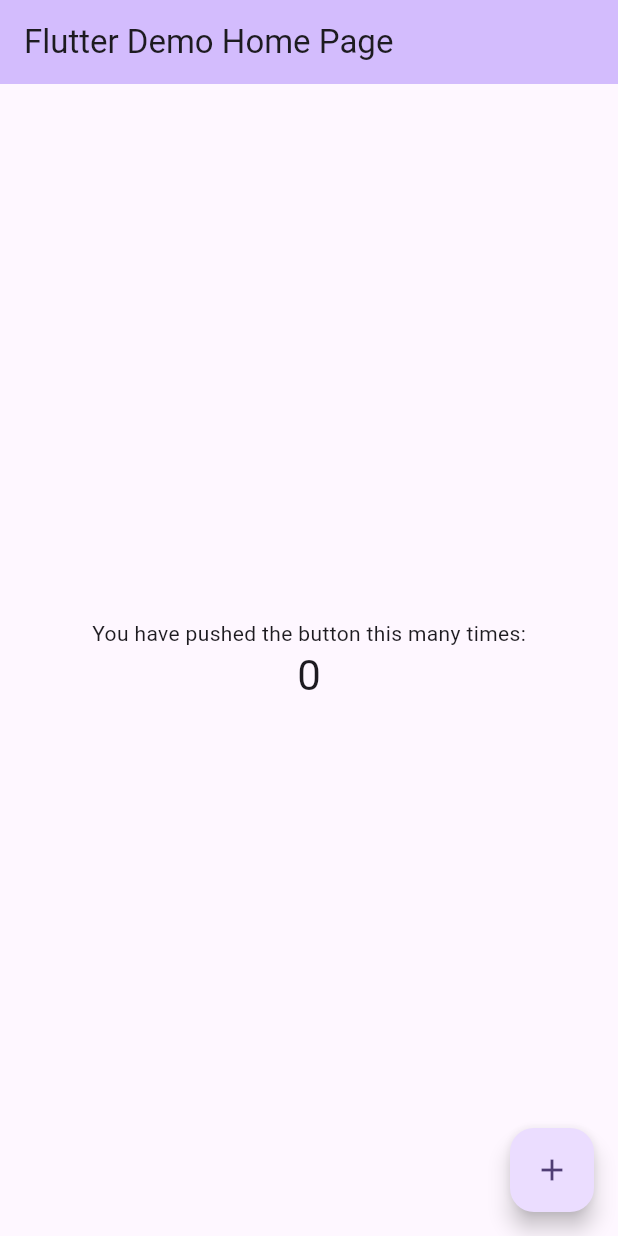
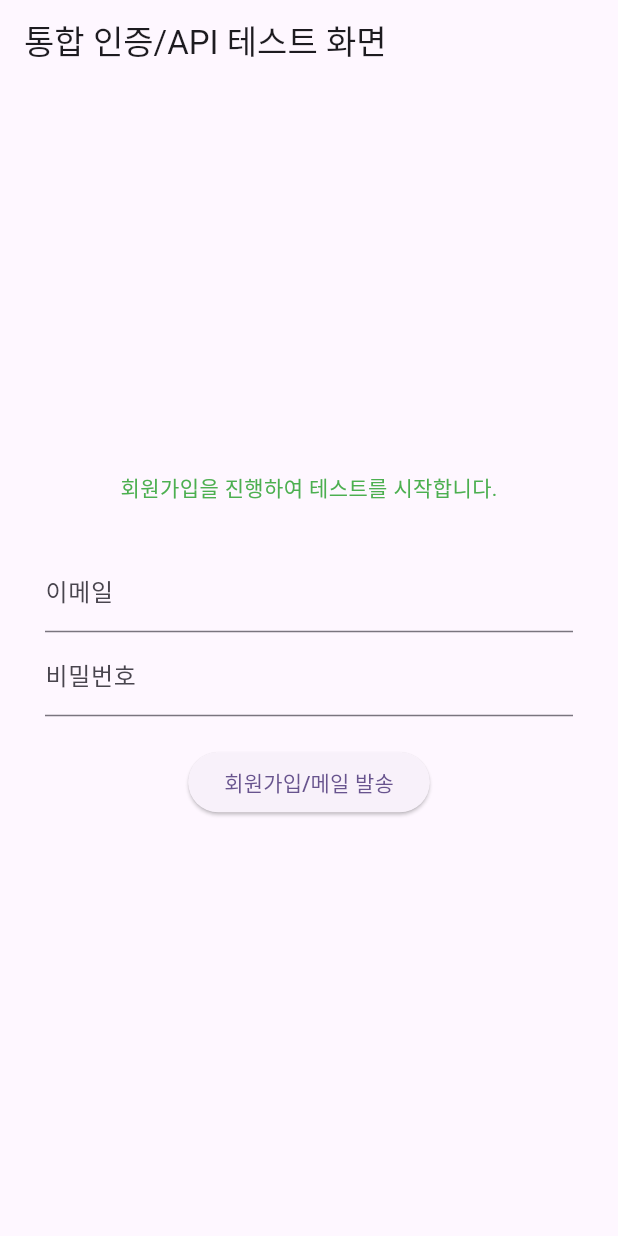
Before and after one commit to sopetherock/frontend, a Flutter app: the screen it shows after launch, on a phone screen of 412 x 824 dp. Run offline on Flutter 3.47's test engine with Material 3 defaults, Android fonts, the phone set to English and light mode, and no system bars; our stand-ins replace firebase_auth, firebase_core; accounts and stored records are empty.

Commit message:
added test front
test_api_screen으로 테스트용 프론트만 추가함

```diff
--- a/lib/main.dart
+++ b/lib/main.dart
@@ -1,6 +1,7 @@
 import 'package:flutter/material.dart';
 import 'package:firebase_core/firebase_core.dart';
 import 'firebase_options.dart'; // <--- 이 파일이 위 config JSON 역할을 대신합니다.
+import 'screens/auth/test_api_screen.dart';
 
 void main() async{
   // Flutter 바인딩 초기화
@@ -40,7 +41,7 @@ class MyApp extends StatelessWidget {
         colorScheme: ColorScheme.fromSeed(seedColor: Colors.deepPurple),
         useMaterial3: true,
       ),
-      home: const MyHomePage(title: 'Flutter Demo Home Page'),
+      home: ApiTestScreen(),
     );
   }
 }
--- /dev/null
+++ b/lib/screens/auth/test_api_screen.dart
@@ -0,0 +1,188 @@
+// lib/screens/auth/api_test_screen.dart
+
+import 'package:flutter/material.dart';
+import 'package:firebase_auth/firebase_auth.dart';
+import 'package:http/http.dart' as http;
+
+// 서비스 및 유틸리티 import
+import '../../services/auth_service.dart';
+import '../../utils/dialog.dart';
+
+// 주의: 백엔드 서버의 실제 주소로 변경하세요.
+const String BACKEND_BASE_URL = 'http://localhost:3000';
+
+class ApiTestScreen extends StatefulWidget {
+  const ApiTestScreen({super.key});
+
+  @override
+  State<ApiTestScreen> createState() => _ApiTestScreenState();
+}
+
+enum TestStatus {
+  signUpForm,
+  verificationPending,
+  readyToTestApi,
+  apiTesting,
+  apiResult,
+}
+
+class _ApiTestScreenState extends State<ApiTestScreen> {
+  final _formKey = GlobalKey<FormState>();
+  final TextEditingController _emailController = TextEditingController();
+  final TextEditingController _passwordController = TextEditingController();
+  final AuthService _authService = AuthService();
+
+  TestStatus _currentStatus = TestStatus.signUpForm;
+  String _statusMessage = '회원가입을 진행하여 테스트를 시작합니다.';
+  String _apiResultBody = '';
+  bool _isLoading = false;
+
+  @override
+  void initState() {
+    super.initState();
+    // 앱 시작 시 로그인 상태 확인 및 상태 업데이트
+    _checkInitialState();
+  }
+
+  void _checkInitialState() {
+    final user = FirebaseAuth.instance.currentUser;
+    if (user != null && user.emailVerified) {
+      // 이미 로그인 & 인증 완료 상태라면 바로 API 테스트로 이동
+      _currentStatus = TestStatus.readyToTestApi;
+      _statusMessage = '✅ 로그인/인증 완료! API 호출 준비됨.';
+    }
+  }
+
+  // 1. 회원가입 및 인증 메일 발송 처리
+  Future<void> _handleSignUp() async {
+    if (!_formKey.currentState!.validate()) return;
+    setState(() => _isLoading = true);
+
+    try {
+      await _authService.signUpAndSendVerification(
+        email: _emailController.text.trim(),
+        password: _passwordController.text.trim(),
+      );
+
+      setState(() {
+        _currentStatus = TestStatus.verificationPending;
+        _statusMessage = '메일 발송됨. 팝업을 닫고 메일 확인 후 "인증 완료"를 눌러주세요.';
+        _isLoading = false;
+      });
+
+      // 2. 인증 확인 팝업 호출 (팝업 내에서 인증 완료 후 상태 업데이트)
+      showVerificationDialog(context);
+
+    } on FirebaseAuthException catch (e) {
+      setState(() {
+        _statusMessage = '가입 오류: ${e.code}';
+        _isLoading = false;
+      });
+      // 실제 앱에서는 SnackBar로 표시
+      print("Firebase Auth Error: ${e.message}");
+    } catch (e) {
+       setState(() => _isLoading = false);
+    }
+  }
+
+  // 3. 보호된 API 호출 테스트
+  Future<void> _testProtectedApi() async {
+    final user = FirebaseAuth.instance.currentUser;
+    if (user == null) return; // 로그인 필수
+
+    setState(() {
+      _currentStatus = TestStatus.apiTesting;
+      _isLoading = true;
+    });
+
+    try {
+      final String? idToken = await user.getIdToken();
+      final response = await http.get(
+        Uri.parse('$BACKEND_BASE_URL/social/friends'),
+        headers: {'Authorization': 'Bearer $idToken'},
+      );
+
+      setState(() {
+        _currentStatus = TestStatus.apiResult;
+        _isLoading = false;
+        _apiResultBody = '상태 코드: ${response.statusCode}\n';
+        _apiResultBody += '응답 내용: ${response.body.substring(0, response.body.length > 500 ? 500 : response.body.length)}...';
+      });
+
+    } catch (e) {
+      setState(() {
+        _apiResultBody = '네트워크 오류: $e';
+        _isLoading = false;
+      });
+    }
+  }
+
+  // 4. 상태에 따른 UI 빌드 분기
+  Widget _buildUI() {
+    switch (_currentStatus) {
+      case TestStatus.signUpForm:
+      case TestStatus.verificationPending:
+        return _buildSignUpForm();
+      case TestStatus.readyToTestApi:
+      case TestStatus.apiTesting:
+      case TestStatus.apiResult:
+        return _buildApiTestUI();
+    }
+  }
+
+  Widget _buildSignUpForm() {
+    return Form(
+      key: _formKey,
+      child: Column(
+        children: [
+          TextFormField(controller: _emailController, decoration: const InputDecoration(labelText: '이메일'), keyboardType: TextInputType.emailAddress, validator: (v) => v!.isEmpty ? '이메일 필수' : null,),
+          TextFormField(controller: _passwordController, decoration: const InputDecoration(labelText: '비밀번호'), obscureText: true, validator: (v) => v!.length < 6 ? '6자 이상' : null,),
+          const SizedBox(height: 20),
+          ElevatedButton(
+            onPressed: _isLoading ? null : _handleSignUp,
+            child: Text(_currentStatus == TestStatus.verificationPending ? '메일 발송 완료' : '회원가입/메일 발송'),
+          ),
+          const SizedBox(height: 20),
+        ],
+      ),
+    );
+  }
+
+  Widget _buildApiTestUI() {
+    return Column(
+      children: [
+        const Text('✅ 인증 완료! 백엔드 테스트를 시작합니다.'),
+        const SizedBox(height: 20),
+        ElevatedButton(
+          onPressed: _isLoading ? null : _testProtectedApi,
+          child: Text(_currentStatus == TestStatus.apiTesting ? '호출 중...' : '보호된 API 호출'),
+        ),
+        const SizedBox(height: 30),
+        Text(_apiResultBody, style: const TextStyle(fontFamily: 'monospace')),
+      ],
+    );
+  }
+
+
+  @override
+  Widget build(BuildContext context) {
+    return Scaffold(
+      appBar: AppBar(title: const Text('통합 인증/API 테스트 화면')),
+      body: Center(
+        child: SingleChildScrollView(
+          padding: const EdgeInsets.all(30.0),
+          child: Column(
+            mainAxisAlignment: MainAxisAlignment.center,
+            children: [
+              Text(_statusMessage, style: TextStyle(color: _apiResultBody.contains('403') ? Colors.red : Colors.green)),
+              const SizedBox(height: 30),
+              if (_isLoading) const CircularProgressIndicator(),
+              _buildUI(),
+
+            ],
+          ),
+        ),
+      ),
+    );
+  }
+}
```
Also changed, not shown: lib/utils/dialog.dart (+70 -0 lines).
